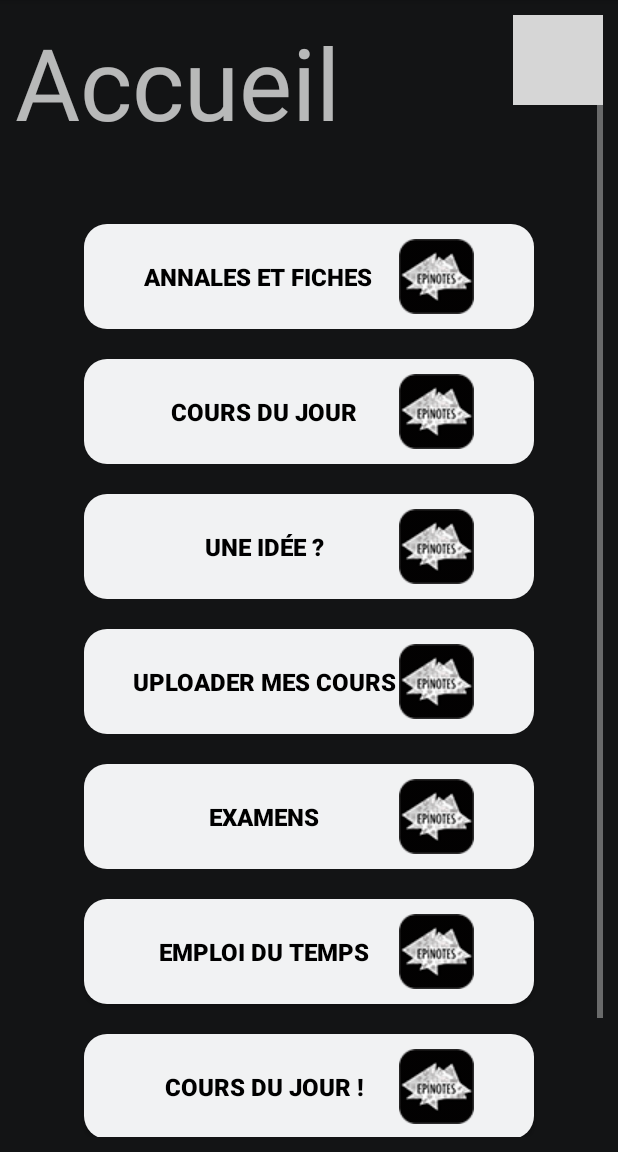
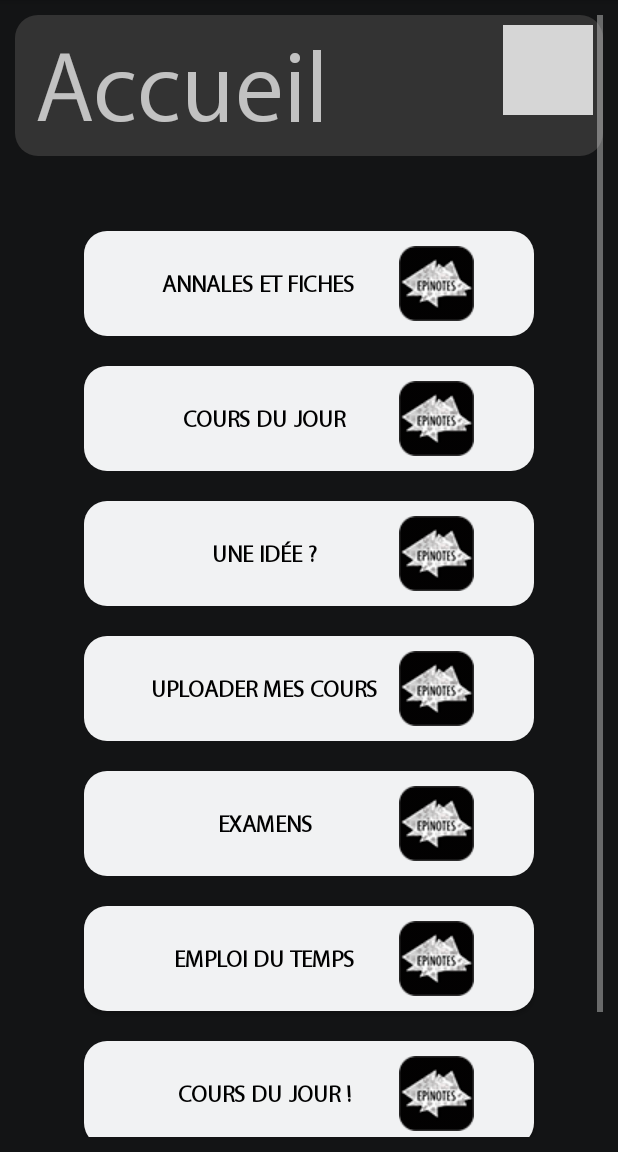
Before and after one commit to Hydrocarbure-H/Epinotes-Android-App, an Android app: the EpinotesAccueilActivity screen opened directly, with no data from a screen before it, on a phone screen of 412 x 824 dp, the part 84-1236 px from its top. Run offline under Robolectric (Android 15) with nearby library versions, the phone set to English and light mode, and no system bars; our stand-ins replace Picasso, Volley; libraries missing offline, so code that uses them is left out: com.nimbusds.jose; network calls fail; pictures from the network do not load; grey boxes are pictures that could not be loaded.

Commit message:
Seconde mise à jour concernant les boutons

```diff
--- /dev/null
+++ b/app/src/main/res/drawable/background_roundcorners.xml
@@ -0,0 +1,10 @@
+<?xml version="1.0" encoding="utf-8"?>
+<selector xmlns:android="http://schemas.android.com/apk/res/android">
+    <item >
+        <shape android:shape="rectangle"  >
+            <corners android:radius="15dip" />
+            <solid android:color="#333"/>
+        </shape>
+    </item>
+
+</selector>
--- a/app/src/main/res/layout/activity_epinotes_accueil2.xml
+++ b/app/src/main/res/layout/activity_epinotes_accueil2.xml
@@ -7,6 +7,7 @@
     android:background="@color/bg_color"
     android:color="#FFF"
     android:padding="10dp"
+    android:fontFamily="@font/font1"
     android:fillViewport="false">
 
     <LinearLayout
@@ -14,32 +15,28 @@
         android:layout_width="fill_parent"
         android:layout_height="fill_parent"
         >
-        //Header
         <RelativeLayout
             android:layout_width="fill_parent"
             android:layout_height="fill_parent"
-            android:layout_marginBottom="40dp">
-            //Round Corners of the login picture
-            <androidx.cardview.widget.CardView
-                android:layout_width="wrap_content"
-                android:layout_height="wrap_content"
-                app:cardCornerRadius="3dp"
-                android:layout_alignParentRight="true">
+            android:layout_marginBottom="40dp"
+            android:padding="10px"
+            android:background="@drawable/background_roundcorners">
 
                 <ImageView
                     android:id="@+id/login_img"
                     android:layout_width="60dp"
                     android:layout_height="60dp"
-                    android:src="@drawable/default_login" />
-            </androidx.cardview.widget.CardView>
+                    android:src="@drawable/default_login"
+                    android:layout_alignParentRight="true"/>
 
                 <TextView
-                android:layout_width="wrap_content"
-                android:layout_height="wrap_content"
-                android:layout_alignParentLeft="true"
-                android:text="Accueil"
-                android:textSize="100px" />
-        // Fin du Header
+                    android:layout_width="wrap_content"
+                    android:layout_height="wrap_content"
+                    android:layout_alignParentLeft="true"
+                    android:layout_marginLeft="10px"
+                    android:fontFamily="@font/font1"
+                    android:text="Accueil"
+                    android:textSize="100px" />
         </RelativeLayout>
 
         <Button
@@ -53,6 +50,7 @@
             android:shadowColor="#FF000000"
             android:textSize="16dip"
             android:textStyle="bold"
+            android:fontFamily="@font/font1"
             android:background="@drawable/accueil_buttons_background"
             android:paddingRight="40dp"
             android:paddingLeft="30dp"
@@ -71,6 +69,7 @@
             android:shadowColor="#FF000000"
             android:textSize="16dip"
             android:textStyle="bold"
+            android:fontFamily="@font/font1"
             android:background="@drawable/accueil_buttons_background"
             android:paddingRight="40dp"
             android:paddingLeft="30dp"
@@ -88,6 +87,7 @@
             android:textColor="#000"
             android:shadowColor="#FF000000"
             android:textSize="16dip"
+            android:fontFamily="@font/font1"
             android:textStyle="bold"
             android:background="@drawable/accueil_buttons_background"
             android:paddingRight="40dp"
@@ -107,6 +107,7 @@
             android:shadowColor="#FF000000"
             android:textSize="16dip"
             android:textStyle="bold"
+            android:fontFamily="@font/font1"
             android:background="@drawable/accueil_buttons_background"
             android:paddingRight="40dp"
             android:paddingLeft="30dp"
@@ -125,6 +126,7 @@
             android:shadowColor="#FF000000"
             android:textSize="16dip"
             android:textStyle="bold"
+            android:fontFamily="@font/font1"
             android:background="@drawable/accueil_buttons_background"
             android:paddingRight="40dp"
             android:paddingLeft="30dp"
@@ -143,6 +145,7 @@
             android:shadowColor="#FF000000"
             android:textSize="16dip"
             android:textStyle="bold"
+            android:fontFamily="@font/font1"
             android:background="@drawable/accueil_buttons_background"
             android:paddingRight="40dp"
             android:paddingLeft="30dp"
@@ -162,6 +165,7 @@
             android:shadowColor="#FF000000"
             android:textSize="16dip"
             android:textStyle="bold"
+            android:fontFamily="@font/font1"
             android:background="@drawable/accueil_buttons_background"
             android:paddingRight="40dp"
             android:paddingLeft="30dp"
@@ -181,6 +185,7 @@
             android:shadowColor="#FF000000"
             android:textSize="16dip"
             android:textStyle="bold"
+            android:fontFamily="@font/font1"
             android:background="@drawable/accueil_buttons_background"
             android:paddingRight="40dp"
             android:paddingLeft="30dp"
```
Also changed, not shown: app/src/main/res/font/font1.TTF (added).
